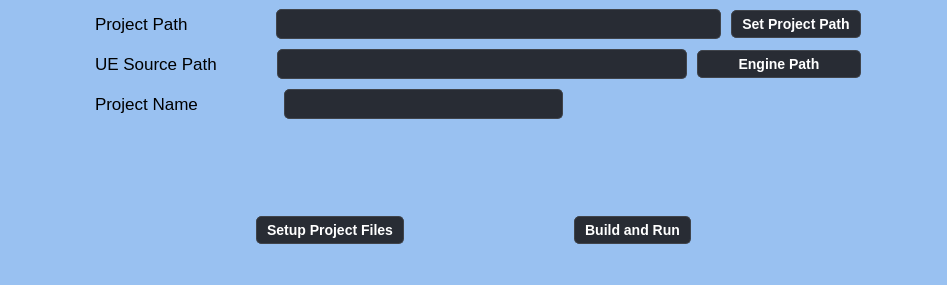
The window that UnrealProjectSetup/mainwindow.ui (PentaPixelsUE/Unreal-Engine-Project-manager) describes before a commit, drawn with Qt 5.
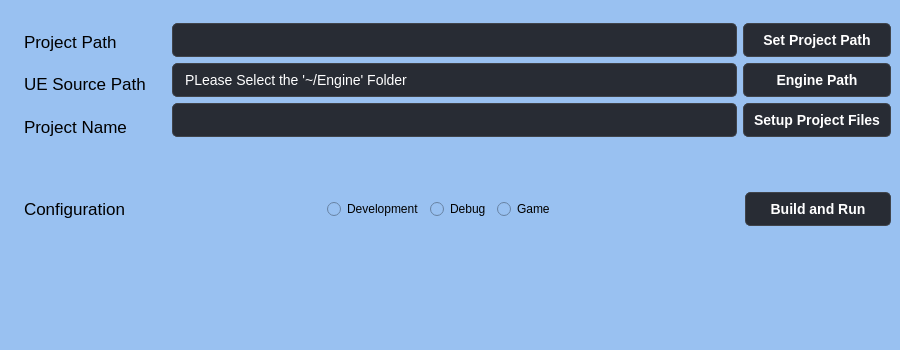
The same window after the commit.

Commit message: Added the build files and refined the UI

```diff
--- a/UnrealProjectSetup/mainwindow.ui
+++ b/UnrealProjectSetup/mainwindow.ui
@@ -6,14 +6,14 @@
    <rect>
     <x>0</x>
     <y>0</y>
-    <width>947</width>
-    <height>285</height>
+    <width>900</width>
+    <height>350</height>
    </rect>
   </property>
   <property name="sizePolicy">
    <sizepolicy hsizetype="Preferred" vsizetype="Preferred">
     <horstretch>1</horstretch>
-    <verstretch>1</verstretch>
+    <verstretch>0</verstretch>
    </sizepolicy>
   </property>
   <property name="windowTitle">
@@ -23,44 +23,29 @@
    <string notr="true">background-color:rgb(153, 193, 241)</string>
   </property>
   <widget class="QWidget" name="Project_Path_Hbox">
-   <layout class="QVBoxLayout" name="verticalLayout_2">
-    <item>
-     <layout class="QHBoxLayout" name="horizontalLayout" stretch="1,10,1">
+   <layout class="QFormLayout" name="formLayout">
+    <item row="0" column="1">
+     <layout class="QVBoxLayout" name="verticalLayout_4">
       <item>
-       <spacer name="horizontalSpacer">
-        <property name="orientation">
-         <enum>Qt::Horizontal</enum>
-        </property>
-        <property name="sizeHint" stdset="0">
-         <size>
-          <width>1</width>
-          <height>20</height>
-         </size>
-        </property>
-       </spacer>
-      </item>
-      <item>
-       <layout class="QVBoxLayout" name="MainLayout" stretch="1,1,1,0,0">
-        <property name="spacing">
-         <number>10</number>
-        </property>
-        <property name="bottomMargin">
-         <number>0</number>
-        </property>
+       <layout class="QHBoxLayout" name="horizontalLayout">
         <item>
-         <layout class="QHBoxLayout" name="ProjectPath_Hbox" stretch="5,0,30,5">
-          <property name="spacing">
-           <number>10</number>
-          </property>
-          <property name="sizeConstraint">
-           <enum>QLayout::SetDefaultConstraint</enum>
-          </property>
-          <property name="topMargin">
-           <number>0</number>
-          </property>
-          <property name="bottomMargin">
-           <number>0</number>
-          </property>
+         <layout class="QVBoxLayout" name="verticalLayout_3">
+          <item>
+           <spacer name="verticalSpacer_3">
+            <property name="orientation">
+             <enum>Qt::Vertical</enum>
+            </property>
+            <property name="sizeType">
+             <enum>QSizePolicy::Fixed</enum>
+            </property>
+            <property name="sizeHint" stdset="0">
+             <size>
+              <width>20</width>
+              <height>14</height>
+             </size>
+            </property>
+           </spacer>
+          </item>
           <item>
            <widget class="QLabel" name="Project_Path_Label">
             <property name="styleSheet">
@@ -74,25 +59,94 @@
 }</string>
             </property>
             <property name="text">
-             <string>Project Path      </string>
+             <string>Project Path</string>
             </property>
            </widget>
           </item>
           <item>
-           <spacer name="horizontalSpacer_8">
+           <widget class="QLabel" name="UE_Source_Path_Label">
+            <property name="minimumSize">
+             <size>
+              <width>150</width>
+              <height>34</height>
+             </size>
+            </property>
+            <property name="styleSheet">
+             <string notr="true">/* Label */
+QLabel {
+  color: rgb(0, 0, 0); /* Electric blue text */
+  font-family: 'Roboto', sans-serif; /* Modern font */
+  font-size: 17px;
+  font-weight: normal;
+  padding: 5px;
+}</string>
+            </property>
+            <property name="text">
+             <string>UE Source Path  </string>
+            </property>
+           </widget>
+          </item>
+          <item>
+           <widget class="QLabel" name="ProjectName">
+            <property name="styleSheet">
+             <string notr="true">/* Label */
+QLabel {
+  color: rgb(0, 0, 0); /* Electric blue text */
+  font-family: 'Roboto', sans-serif; /* Modern font */
+  font-size: 17px;
+  font-weight: normal;
+  padding: 5px;
+}</string>
+            </property>
+            <property name="text">
+             <string>Project Name     </string>
+            </property>
+           </widget>
+          </item>
+          <item>
+           <spacer name="verticalSpacer_8">
             <property name="orientation">
-             <enum>Qt::Horizontal</enum>
+             <enum>Qt::Vertical</enum>
             </property>
+            <property name="sizeType">
+             <enum>QSizePolicy::Fixed</enum>
+            </property>
             <property name="sizeHint" stdset="0">
              <size>
-              <width>40</width>
-              <height>20</height>
+              <width>20</width>
+              <height>41</height>
+             </size>
+            </property>
+           </spacer>
+          </item>
+         </layout>
+        </item>
+        <item>
+         <layout class="QVBoxLayout" name="verticalLayout_2">
+          <item>
+           <spacer name="verticalSpacer_7">
+            <property name="orientation">
+             <enum>Qt::Vertical</enum>
+            </property>
+            <property name="sizeType">
+             <enum>QSizePolicy::Fixed</enum>
+            </property>
+            <property name="sizeHint" stdset="0">
+             <size>
+              <width>20</width>
+              <height>14</height>
              </size>
             </property>
            </spacer>
           </item>
           <item>
            <widget class="QLineEdit" name="Project_Path_Txt">
+            <property name="minimumSize">
+             <size>
+              <width>0</width>
+              <height>34</height>
+             </size>
+            </property>
             <property name="styleSheet">
              <string notr="true">QLineEdit {
   background-color: #282c34;
@@ -109,167 +163,36 @@
            </widget>
           </item>
           <item>
-           <widget class="QPushButton" name="Project_Path_Browse_Btn">
-            <property name="styleSheet">
-             <string notr="true">/* Button */
-QPushButton {
-  background-color: #282c34;
-  border-radius: 5px;
-  border: 1px solid #40444b;
-  color: #fff;
-  padding: 5px 10px;
-  font-size: 14px;
-  font-weight: bold;
-}
-
-QPushButton:hover {
-  background-color: #32363b;
-  border-color: #585c62;
-}
-
-QPushButton:pressed {
-  background-color: #40444b;
-  border-color: #72767a;
-}
-
-QPushButton:disabled {
-  background-color: #52565a;
-  border-color: #64686c;
-  color: #888888;
-}
-</string>
-            </property>
-            <property name="text">
-             <string>Set Project Path</string>
-            </property>
-           </widget>
-          </item>
-         </layout>
-        </item>
-        <item>
-         <layout class="QHBoxLayout" name="UE_Source_Path_Hbox" stretch="0,0,35,14">
-          <property name="spacing">
-           <number>10</number>
-          </property>
-          <property name="sizeConstraint">
-           <enum>QLayout::SetMaximumSize</enum>
-          </property>
-          <item>
-           <widget class="QLabel" name="UE_Source_Path_Label">
-            <property name="styleSheet">
-             <string notr="true">/* Label */
-QLabel {
-  color: rgb(0, 0, 0); /* Electric blue text */
-  font-family: 'Roboto', sans-serif; /* Modern font */
-  font-size: 17px;
-  font-weight: normal;
-  padding: 5px;
-}</string>
-            </property>
-            <property name="text">
-             <string>UE Source Path</string>
-            </property>
-           </widget>
-          </item>
-          <item>
-           <spacer name="horizontalSpacer_9">
-            <property name="orientation">
-             <enum>Qt::Horizontal</enum>
-            </property>
-            <property name="sizeHint" stdset="0">
-             <size>
-              <width>40</width>
-              <height>20</height>
-             </size>
-            </property>
-           </spacer>
-          </item>
-          <item>
            <widget class="QLineEdit" name="UE_Source_Path_Txt">
-            <property name="styleSheet">
-             <string notr="true">QLineEdit {
-  background-color: #282c34;
-  border-radius: 5px;
-  border: 1px solid #40444b;
-  color: #fff;
-  padding: 5px 10px;
-  font-size: 14px;
-}</string>
-            </property>
-           </widget>
-          </item>
-          <item>
-           <widget class="QPushButton" name="UE_Source_Path_Browse_Btn">
-            <property name="styleSheet">
-             <string notr="true">/* Button */
-QPushButton {
-  background-color: #282c34;
-  border-radius: 5px;
-  border: 1px solid #40444b;
-  color: #fff;
-  padding: 5px 10px;
-  font-size: 14px;
-  font-weight: bold;
-}
-
-QPushButton:hover {
-  background-color: #32363b;
-  border-color: #585c62;
-}
-
-QPushButton:pressed {
-  background-color: #40444b;
-  border-color: #72767a;
-}
-
-QPushButton:disabled {
-  background-color: #52565a;
-  border-color: #64686c;
-  color: #888888;
-}
-</string>
-            </property>
-            <property name="text">
-             <string>Engine Path</string>
-            </property>
-           </widget>
-          </item>
-         </layout>
-        </item>
-        <item>
-         <layout class="QHBoxLayout" name="Project_Name_HBOX" stretch="0,6,30,32">
-          <item>
-           <widget class="QLabel" name="ProjectName">
-            <property name="styleSheet">
-             <string notr="true">/* Label */
-QLabel {
-  color: rgb(0, 0, 0); /* Electric blue text */
-  font-family: 'Roboto', sans-serif; /* Modern font */
-  font-size: 17px;
-  font-weight: normal;
-  padding: 5px;
-}</string>
-            </property>
-            <property name="text">
-             <string>Project Name  </string>
-            </property>
-           </widget>
-          </item>
-          <item>
-           <spacer name="horizontalSpacer_10">
-            <property name="orientation">
-             <enum>Qt::Horizontal</enum>
-            </property>
-            <property name="sizeHint" stdset="0">
+            <property name="minimumSize">
              <size>
-              <width>40</width>
-              <height>20</height>
+              <width>0</width>
+              <height>34</height>
              </size>
             </property>
-           </spacer>
+            <property name="styleSheet">
+             <string notr="true">QLineEdit {
+  background-color: #282c34;
+  border-radius: 5px;
+  border: 1px solid #40444b;
+  color: #fff;
+  padding: 5px 10px;
+  font-size: 14px;
+}</string>
+            </property>
+            <property name="text">
+             <string>PLease Select the '~/Engine' Folder</string>
+            </property>
+           </widget>
           </item>
           <item>
            <widget class="QLineEdit" name="Project_Name_Txt">
+            <property name="minimumSize">
+             <size>
+              <width>0</width>
+              <height>34</height>
+             </size>
+            </property>
             <property name="styleSheet">
              <string notr="true">QLineEdit {
   background-color: #282c34;
@@ -286,37 +209,35 @@
            </widget>
           </item>
           <item>
-           <spacer name="horizontalSpacer_3">
+           <spacer name="verticalSpacer_6">
             <property name="orientation">
-             <enum>Qt::Horizontal</enum>
+             <enum>Qt::Vertical</enum>
             </property>
-            <property name="sizeHint" stdset="0">
-             <size>
-              <width>40</width>
-              <height>20</height>
-             </size>
+            <property name="sizeType">
+             <enum>QSizePolicy::Fixed</enum>
             </property>
-           </spacer>
-          </item>
-         </layout>
-        </item>
-        <item>
-         <layout class="QHBoxLayout" name="Error_Msg_HBOX" stretch="1,5">
-          <item>
-           <spacer name="horizontalSpacer_7">
-            <property name="orientation">
-             <enum>Qt::Horizontal</enum>
-            </property>
             <property name="sizeHint" stdset="0">
              <size>
-              <width>40</width>
-              <height>20</height>
+              <width>20</width>
+              <height>6</height>
              </size>
             </property>
            </spacer>
           </item>
           <item>
            <widget class="QLabel" name="Project_Name_Error">
+            <property name="minimumSize">
+             <size>
+              <width>0</width>
+              <height>0</height>
+             </size>
+            </property>
+            <property name="baseSize">
+             <size>
+              <width>0</width>
+              <height>0</height>
+             </size>
+            </property>
             <property name="font">
              <font>
               <weight>75</weight>
@@ -334,34 +255,178 @@
          </layout>
         </item>
         <item>
-         <layout class="QHBoxLayout" name="Button_Build_and_run_HBOX">
+         <layout class="QVBoxLayout" name="verticalLayout" stretch="0,0,0,0,0">
+          <property name="spacing">
+           <number>6</number>
+          </property>
+          <property name="sizeConstraint">
+           <enum>QLayout::SetDefaultConstraint</enum>
+          </property>
           <property name="leftMargin">
-           <number>10</number>
-          </property>
-          <property name="topMargin">
-           <number>10</number>
-          </property>
-          <property name="rightMargin">
-           <number>10</number>
-          </property>
-          <property name="bottomMargin">
-           <number>10</number>
+           <number>0</number>
           </property>
           <item>
-           <spacer name="horizontalSpacer_2">
+           <spacer name="verticalSpacer_5">
             <property name="orientation">
-             <enum>Qt::Horizontal</enum>
+             <enum>Qt::Vertical</enum>
+            </property>
+            <property name="sizeType">
+             <enum>QSizePolicy::Fixed</enum>
             </property>
             <property name="sizeHint" stdset="0">
              <size>
-              <width>40</width>
-              <height>20</height>
+              <width>20</width>
+              <height>14</height>
              </size>
             </property>
            </spacer>
           </item>
+          <item>
+           <widget class="QPushButton" name="Project_Path_Browse_Btn">
+            <property name="sizePolicy">
+             <sizepolicy hsizetype="Preferred" vsizetype="Fixed">
+              <horstretch>0</horstretch>
+              <verstretch>0</verstretch>
+             </sizepolicy>
+            </property>
+            <property name="minimumSize">
+             <size>
+              <width>146</width>
+              <height>34</height>
+             </size>
+            </property>
+            <property name="sizeIncrement">
+             <size>
+              <width>0</width>
+              <height>0</height>
+             </size>
+            </property>
+            <property name="styleSheet">
+             <string notr="true">/* Button */
+QPushButton {
+  background-color: #282c34;
+  border-radius: 5px;
+  border: 1px solid #40444b;
+  color: #fff;
+  padding: 5px 10px;
+  font-size: 14px;
+  font-weight: bold;
+}
+
+QPushButton:hover {
+  background-color: #32363b;
+  border-color: #585c62;
+}
+
+QPushButton:pressed {
+  background-color: #40444b;
+  border-color: #72767a;
+}
+
+QPushButton:disabled {
+  background-color: #52565a;
+  border-color: #64686c;
+  color: #888888;
+}
+</string>
+            </property>
+            <property name="text">
+             <string>Set Project Path</string>
+            </property>
+            <property name="iconSize">
+             <size>
+              <width>16</width>
+              <height>16</height>
+             </size>
+            </property>
+           </widget>
+          </item>
+          <item>
+           <widget class="QPushButton" name="UE_Source_Path_Browse_Btn">
+            <property name="sizePolicy">
+             <sizepolicy hsizetype="Preferred" vsizetype="Fixed">
+              <horstretch>0</horstretch>
+              <verstretch>0</verstretch>
+             </sizepolicy>
+            </property>
+            <property name="minimumSize">
+             <size>
+              <width>146</width>
+              <height>34</height>
+             </size>
+            </property>
+            <property name="sizeIncrement">
+             <size>
+              <width>0</width>
+              <height>0</height>
+             </size>
+            </property>
+            <property name="baseSize">
+             <size>
+              <width>0</width>
+              <height>0</height>
+             </size>
+            </property>
+            <property name="styleSheet">
+             <string notr="true">/* Button */
+QPushButton {
+  background-color: #282c34;
+  border-radius: 5px;
+  border: 1px solid #40444b;
+  color: #fff;
+  padding: 5px 10px;
+  font-size: 14px;
+  font-weight: bold;
+}
+
+QPushButton:hover {
+  background-color: #32363b;
+  border-color: #585c62;
+}
+
+QPushButton:pressed {
+  background-color: #40444b;
+  border-color: #72767a;
+}
+
+QPushButton:disabled {
+  background-color: #52565a;
+  border-color: #64686c;
+  color: #888888;
+}
+</string>
+            </property>
+            <property name="text">
+             <string>Engine Path</string>
+            </property>
+            <property name="iconSize">
+             <size>
+              <width>16</width>
+              <height>18</height>
+             </size>
+            </property>
+           </widget>
+          </item>
           <item>
            <widget class="QPushButton" name="Generate_Project_Files_Btn">
+            <property name="sizePolicy">
+             <sizepolicy hsizetype="Preferred" vsizetype="Fixed">
+              <horstretch>0</horstretch>
+              <verstretch>0</verstretch>
+             </sizepolicy>
+            </property>
+            <property name="minimumSize">
+             <size>
+              <width>146</width>
+              <height>34</height>
+             </size>
+            </property>
+            <property name="sizeIncrement">
+             <size>
+              <width>0</width>
+              <height>0</height>
+             </size>
+            </property>
             <property name="styleSheet">
              <string notr="true">/* Button */
 QPushButton {
@@ -397,22 +462,131 @@
            </widget>
           </item>
           <item>
-           <spacer name="horizontalSpacer_5">
+           <spacer name="verticalSpacer_4">
             <property name="orientation">
-             <enum>Qt::Horizontal</enum>
+             <enum>Qt::Vertical</enum>
+            </property>
+            <property name="sizeType">
+             <enum>QSizePolicy::Fixed</enum>
             </property>
             <property name="sizeHint" stdset="0">
              <size>
-              <width>40</width>
-              <height>20</height>
+              <width>20</width>
+              <height>49</height>
              </size>
             </property>
            </spacer>
           </item>
-          <item>
-           <widget class="QPushButton" name="Build_And_Run_Btn">
-            <property name="styleSheet">
-             <string notr="true">/* Button */
+         </layout>
+        </item>
+       </layout>
+      </item>
+      <item>
+       <layout class="QHBoxLayout" name="horizontalLayout_2">
+        <item>
+         <widget class="QLabel" name="Build_Config_Lbl">
+          <property name="styleSheet">
+           <string notr="true">/* Label */
+QLabel {
+  color: rgb(0, 0, 0); /* Electric blue text */
+  font-family: 'Roboto', sans-serif; /* Modern font */
+  font-size: 17px;
+  font-weight: normal;
+  padding: 5px;
+}</string>
+          </property>
+          <property name="text">
+           <string>Configuration</string>
+          </property>
+         </widget>
+        </item>
+        <item>
+         <spacer name="horizontalSpacer_2">
+          <property name="orientation">
+           <enum>Qt::Horizontal</enum>
+          </property>
+          <property name="sizeHint" stdset="0">
+           <size>
+            <width>40</width>
+            <height>20</height>
+           </size>
+          </property>
+         </spacer>
+        </item>
+        <item>
+         <widget class="QRadioButton" name="Dev_Conf">
+          <property name="styleSheet">
+           <string notr="true">/* Label */
+QLabel {
+  color: rgb(0, 0, 0); /* Electric blue text */
+  font-family: 'Roboto', sans-serif; /* Modern font */
+  font-size: 17px;
+  font-weight: normal;
+  padding: 5px;
+}</string>
+          </property>
+          <property name="text">
+           <string>Development</string>
+          </property>
+         </widget>
+        </item>
+        <item>
+         <widget class="QRadioButton" name="Debug_Conf">
+          <property name="styleSheet">
+           <string notr="true">/* Label */
+QLabel {
+  color: rgb(0, 0, 0); /* Electric blue text */
+  font-family: 'Roboto', sans-serif; /* Modern font */
+  font-size: 17px;
+  font-weight: normal;
+  padding: 5px;
+}</string>
+          </property>
+          <property name="text">
+           <string>Debug</string>
+          </property>
+         </widget>
+        </item>
+        <item>
+         <widget class="QRadioButton" name="Game_Conf">
+          <property name="styleSheet">
+           <string notr="true">/* Label */
+QLabel {
+  color: rgb(0, 0, 0); /* Electric blue text */
+  font-family: 'Roboto', sans-serif; /* Modern font */
+  font-size: 17px;
+  font-weight: normal;
+  padding: 5px;
+}</string>
+          </property>
+          <property name="text">
+           <string>Game</string>
+          </property>
+         </widget>
+        </item>
+        <item>
+         <spacer name="horizontalSpacer">
+          <property name="orientation">
+           <enum>Qt::Horizontal</enum>
+          </property>
+          <property name="sizeHint" stdset="0">
+           <size>
+            <width>40</width>
+            <height>20</height>
+           </size>
+          </property>
+         </spacer>
+        </item>
+        <item>
+         <widget class="QPushButton" name="Build_And_Run_Btn">
+          <property name="minimumSize">
+           <size>
+            <width>146</width>
+            <height>34</height>
+           </size>
+          </property>
+          <property name="styleSheet">
+           <string notr="true">/* Button */
 QPushButton {
     background-color: #282c34;
     border-radius: 5px;
@@ -439,42 +613,14 @@
     color: #888888;
 }
 </string>
-            </property>
-            <property name="text">
-             <string>Build and Run</string>
-            </property>
-           </widget>
-          </item>
-          <item>
-           <spacer name="horizontalSpacer_6">
-            <property name="orientation">
-             <enum>Qt::Horizontal</enum>
-            </property>
-            <property name="sizeHint" stdset="0">
-             <size>
-              <width>40</width>
-              <height>20</height>
-             </size>
-            </property>
-           </spacer>
-          </item>
-         </layout>
+          </property>
+          <property name="text">
+           <string>Build and Run</string>
+          </property>
+         </widget>
         </item>
        </layout>
       </item>
-      <item>
-       <spacer name="horizontalSpacer_4">
-        <property name="orientation">
-         <enum>Qt::Horizontal</enum>
-        </property>
-        <property name="sizeHint" stdset="0">
-         <size>
-          <width>40</width>
-          <height>20</height>
-         </size>
-        </property>
-       </spacer>
-      </item>
      </layout>
     </item>
    </layout>
```
Left out of the diff: 4 changed lines with no effect on the pictures. The commit also changes 45 other files.
